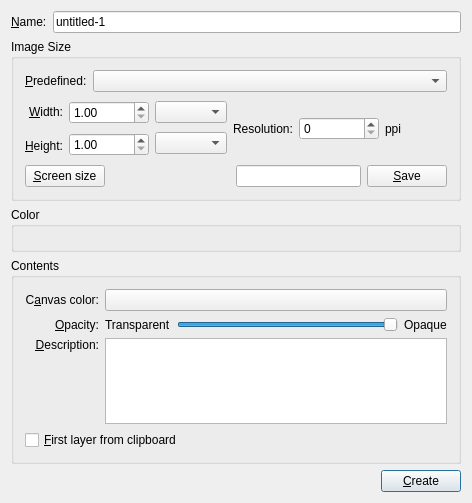
Above: krita/ui/forms/wdgnewimage.ui from KDE/krita before the change. Below: the same form after it.
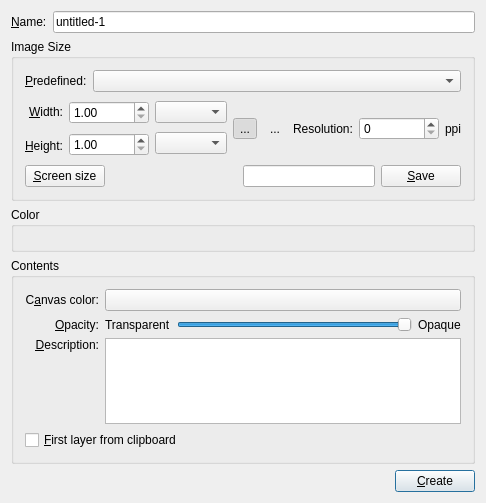
That is the form after the change. Custom widgets are drawn as their Qt base class.

Commit message: Fix assert in predefined image size combobox

```diff
--- a/krita/ui/forms/wdgnewimage.ui
+++ b/krita/ui/forms/wdgnewimage.ui
@@ -164,6 +164,41 @@
           </item>
          </layout>
         </item>
+        <item>
+         <widget class="QToolButton" name="bnPortrait">
+          <property name="text">
+           <string>...</string>
+          </property>
+          <property name="checkable">
+           <bool>true</bool>
+          </property>
+          <property name="checked">
+           <bool>true</bool>
+          </property>
+          <property name="autoExclusive">
+           <bool>true</bool>
+          </property>
+          <property name="autoRaise">
+           <bool>true</bool>
+          </property>
+         </widget>
+        </item>
+        <item>
+         <widget class="QToolButton" name="bnLandscape">
+          <property name="text">
+           <string>...</string>
+          </property>
+          <property name="checkable">
+           <bool>true</bool>
+          </property>
+          <property name="autoExclusive">
+           <bool>true</bool>
+          </property>
+          <property name="autoRaise">
+           <bool>true</bool>
+          </property>
+         </widget>
+        </item>
         <item>
          <widget class="QLabel" name="lblResolution">
           <property name="text">
```
The commit also changes 5 other files.
